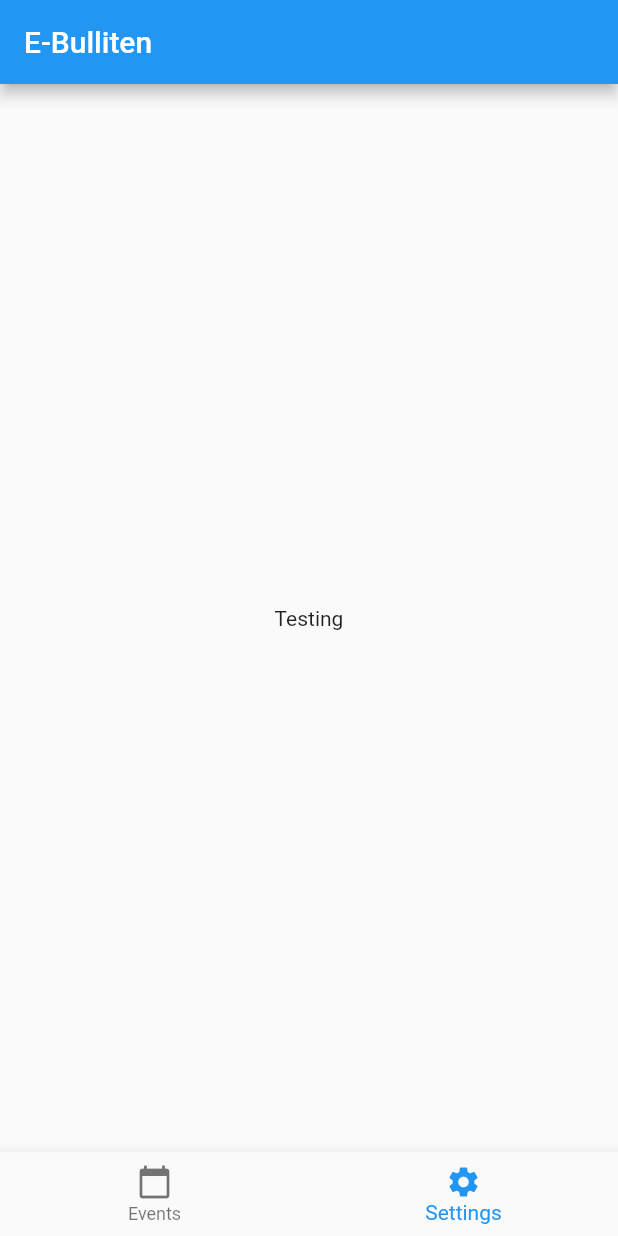
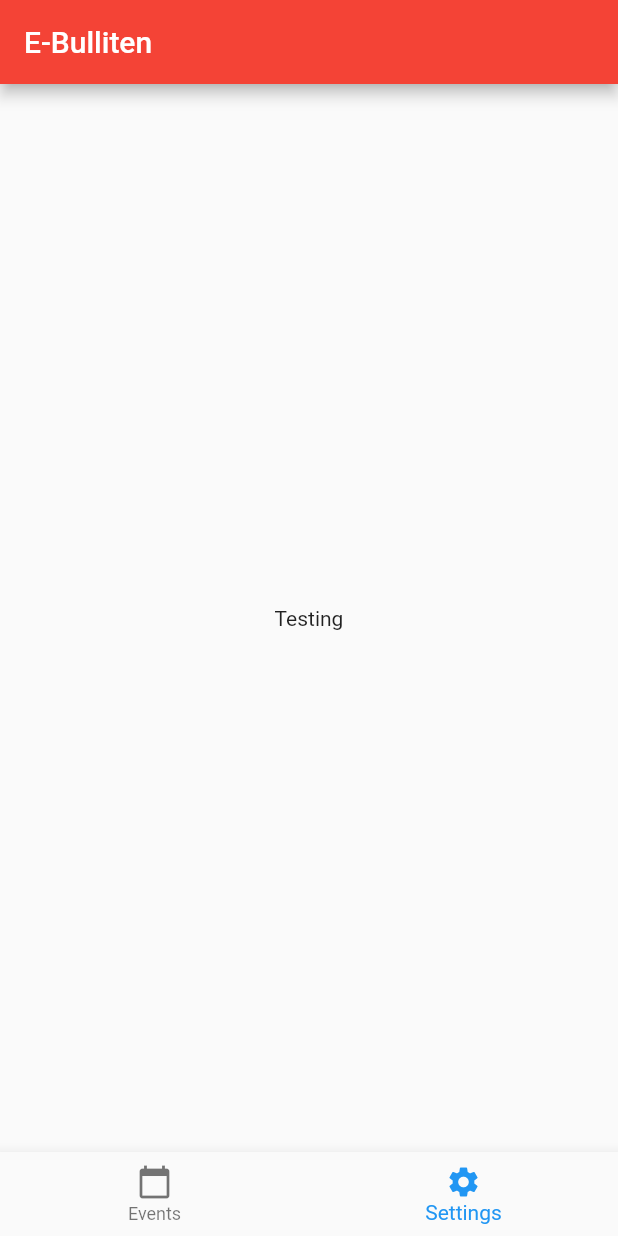
Before and after one commit to franck-noahk/senior-seminar-project, a Flutter app: the screen it shows after launch, item 2 of the bottom bar chosen, on a phone screen of 412 x 824 dp. Run offline on Flutter 3.47's test engine with Material 2 defaults, Android fonts, the phone set to English and light mode, and no system bars.

Commit message:
Added a constant for default theme. It is a red coloring.

```diff
--- a/e_bulletin/lib/constants.dart
+++ b/e_bulletin/lib/constants.dart
@@ -5,6 +5,12 @@ import 'package:flutter/material.dart';
 int screen = 0;
 int MAX_PAGES = 2;
 
+//Color PRIMARY_COLOR = Color(Material);
+// Color SECONDARY_COLOR = COLOR();
+ThemeData defaultTheme = new ThemeData(
+  primaryColor: Colors.red,
+  accentColor: Colors.greenAccent,
+);
 List<Widget> layoutWidgetArr = [
   UpcommingEventsList(),
   SettingsLayout(),
--- a/e_bulletin/lib/main.dart
+++ b/e_bulletin/lib/main.dart
@@ -12,6 +12,7 @@ class MyApp extends StatelessWidget {
   Widget build(BuildContext context) {
     return MaterialApp(
       title: 'E-Bulletin',
+      theme: defaultTheme,
       home: MyHomePage(title: 'E-Bulliten'),
     );
   }
```
